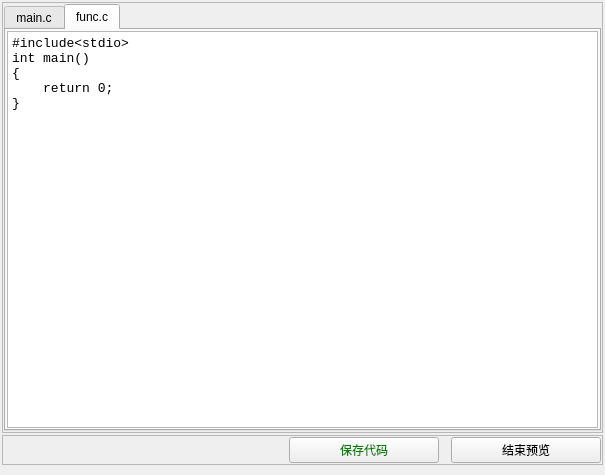
Old version of the form assets/ui/code_preview.ui in the repository At-Leisure/Serial_port_Message_Protocol.
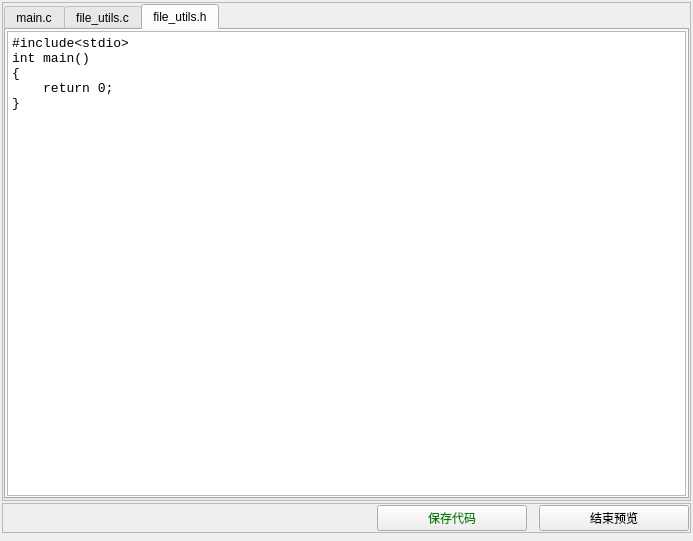
New version of the form. The open tabs and pages were chosen to show the change.

```diff
--- a/assets/ui/code_preview.ui
+++ b/assets/ui/code_preview.ui
@@ -6,8 +6,8 @@
    <rect>
     <x>0</x>
     <y>0</y>
-    <width>605</width>
-    <height>475</height>
+    <width>693</width>
+    <height>541</height>
    </rect>
   </property>
   <property name="windowTitle">
@@ -32,7 +32,7 @@
     <number>2</number>
    </property>
    <property name="bottomMargin">
-    <number>10</number>
+    <number>8</number>
    </property>
    <item>
     <widget class="QFrame" name="frame">
@@ -102,7 +102,7 @@
         </widget>
         <widget class="QWidget" name="tab_2">
          <attribute name="title">
-          <string>func.c</string>
+          <string>file_utils.c</string>
          </attribute>
          <layout class="QVBoxLayout" name="verticalLayout_4">
           <property name="leftMargin">
@@ -127,8 +127,54 @@
             </property>
             <property name="html">
              <string>&lt;!DOCTYPE HTML PUBLIC &quot;-//W3C//DTD HTML 4.0//EN&quot; &quot;http://www.w3.org/TR/REC-html40/strict.dtd&quot;&gt;
-&lt;html&gt;&lt;head&gt;&lt;meta name=&quot;qrichtext&quot; content=&quot;1&quot; /&gt;&lt;style type=&quot;text/css&quot;&gt;
+&lt;html&gt;&lt;head&gt;&lt;meta name=&quot;qrichtext&quot; content=&quot;1&quot; /&gt;&lt;meta charset=&quot;utf-8&quot; /&gt;&lt;style type=&quot;text/css&quot;&gt;
 p, li { white-space: pre-wrap; }
+hr { height: 1px; border-width: 0; }
+li.unchecked::marker { content: &quot;\2610&quot;; }
+li.checked::marker { content: &quot;\2612&quot;; }
+&lt;/style&gt;&lt;/head&gt;&lt;body style=&quot; font-family:'Consolas'; font-size:10pt; font-weight:400; font-style:normal;&quot;&gt;
+&lt;p style=&quot; margin-top:0px; margin-bottom:0px; margin-left:0px; margin-right:0px; -qt-block-indent:0; text-indent:0px;&quot;&gt;#include&amp;lt;stdio&amp;gt;&lt;/p&gt;
+&lt;p style=&quot; margin-top:0px; margin-bottom:0px; margin-left:0px; margin-right:0px; -qt-block-indent:0; text-indent:0px;&quot;&gt;int main()&lt;/p&gt;
+&lt;p style=&quot; margin-top:0px; margin-bottom:0px; margin-left:0px; margin-right:0px; -qt-block-indent:0; text-indent:0px;&quot;&gt;{&lt;/p&gt;
+&lt;p style=&quot; margin-top:0px; margin-bottom:0px; margin-left:0px; margin-right:0px; -qt-block-indent:0; text-indent:0px;&quot;&gt;    return 0;&lt;/p&gt;
+&lt;p style=&quot; margin-top:0px; margin-bottom:0px; margin-left:0px; margin-right:0px; -qt-block-indent:0; text-indent:0px;&quot;&gt;}&lt;/p&gt;&lt;/body&gt;&lt;/html&gt;</string>
+            </property>
+           </widget>
+          </item>
+         </layout>
+        </widget>
+        <widget class="QWidget" name="tab_3">
+         <attribute name="title">
+          <string>file_utils.h</string>
+         </attribute>
+         <layout class="QVBoxLayout" name="verticalLayout_5">
+          <property name="leftMargin">
+           <number>1</number>
+          </property>
+          <property name="topMargin">
+           <number>1</number>
+          </property>
+          <property name="rightMargin">
+           <number>1</number>
+          </property>
+          <property name="bottomMargin">
+           <number>1</number>
+          </property>
+          <item>
+           <widget class="QTextBrowser" name="textBrowser_3">
+            <property name="font">
+             <font>
+              <family>Consolas</family>
+              <pointsize>10</pointsize>
+             </font>
+            </property>
+            <property name="html">
+             <string>&lt;!DOCTYPE HTML PUBLIC &quot;-//W3C//DTD HTML 4.0//EN&quot; &quot;http://www.w3.org/TR/REC-html40/strict.dtd&quot;&gt;
+&lt;html&gt;&lt;head&gt;&lt;meta name=&quot;qrichtext&quot; content=&quot;1&quot; /&gt;&lt;meta charset=&quot;utf-8&quot; /&gt;&lt;style type=&quot;text/css&quot;&gt;
+p, li { white-space: pre-wrap; }
+hr { height: 1px; border-width: 0; }
+li.unchecked::marker { content: &quot;\2610&quot;; }
+li.checked::marker { content: &quot;\2612&quot;; }
 &lt;/style&gt;&lt;/head&gt;&lt;body style=&quot; font-family:'Consolas'; font-size:10pt; font-weight:400; font-style:normal;&quot;&gt;
 &lt;p style=&quot; margin-top:0px; margin-bottom:0px; margin-left:0px; margin-right:0px; -qt-block-indent:0; text-indent:0px;&quot;&gt;#include&amp;lt;stdio&amp;gt;&lt;/p&gt;
 &lt;p style=&quot; margin-top:0px; margin-bottom:0px; margin-left:0px; margin-right:0px; -qt-block-indent:0; text-indent:0px;&quot;&gt;int main()&lt;/p&gt;
@@ -172,7 +218,7 @@
       <item>
        <widget class="QLabel" name="label">
         <property name="text">
-         <string> </string>
+         <string/>
         </property>
        </widget>
       </item>
```
Left out of the diff: 7 changed lines with no effect on the pictures.
